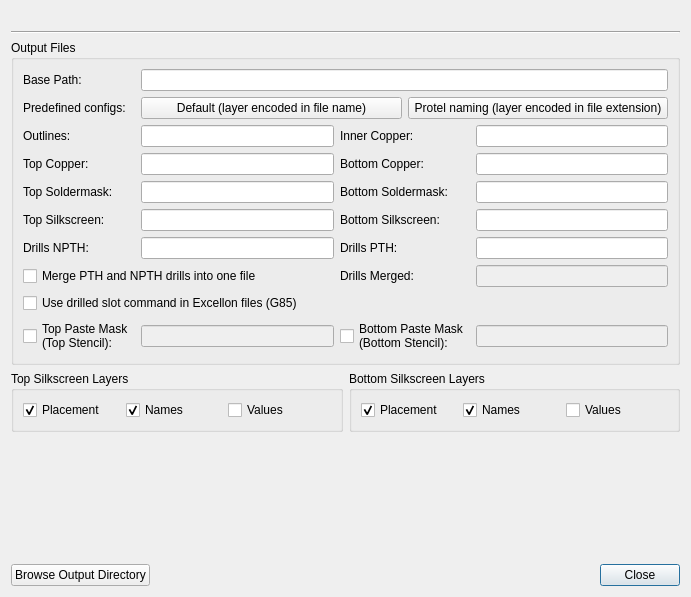
Old version of the form libs/librepcb/editor/project/boardeditor/fabricationoutputdialog.ui in the repository LibrePCB/LibrePCB.
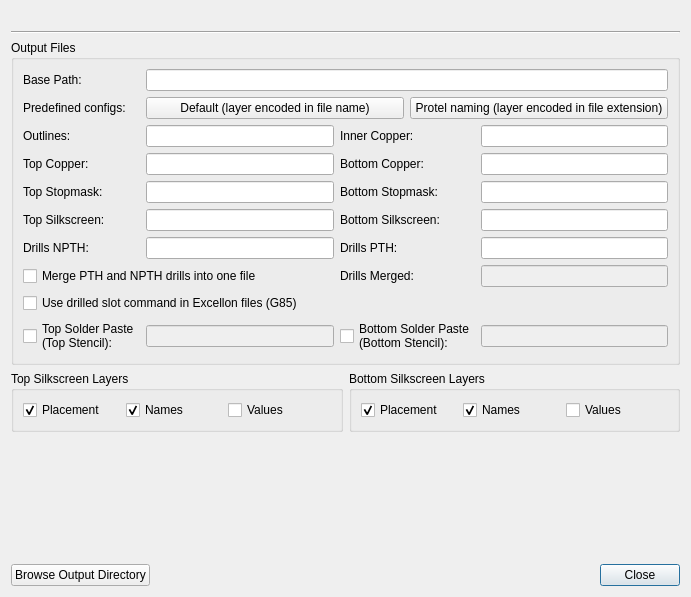
New version of the form.

Commit message: Gerber export dialog: Fix inconsistent layer naming

```diff
--- a/libs/librepcb/editor/project/boardeditor/fabricationoutputdialog.ui
+++ b/libs/librepcb/editor/project/boardeditor/fabricationoutputdialog.ui
@@ -56,7 +56,7 @@
       <item row="9" column="0">
        <widget class="QCheckBox" name="cbxSolderPasteTop">
         <property name="text">
-         <string>Top Paste Mask
+         <string>Top Solder Paste
 (Top Stencil):</string>
         </property>
        </widget>
@@ -64,7 +64,7 @@
       <item row="9" column="2">
        <widget class="QCheckBox" name="cbxSolderPasteBot">
         <property name="text">
-         <string>Bottom Paste Mask
+         <string>Bottom Solder Paste
 (Bottom Stencil):</string>
         </property>
        </widget>
@@ -238,7 +238,7 @@
       <item row="4" column="0">
        <widget class="QLabel" name="label_10">
         <property name="text">
-         <string>Top Soldermask:</string>
+         <string>Top Stopmask:</string>
         </property>
        </widget>
       </item>
@@ -252,7 +252,7 @@
       <item row="4" column="2">
        <widget class="QLabel" name="label_11">
         <property name="text">
-         <string>Bottom Soldermask:</string>
+         <string>Bottom Stopmask:</string>
         </property>
        </widget>
       </item>
```
